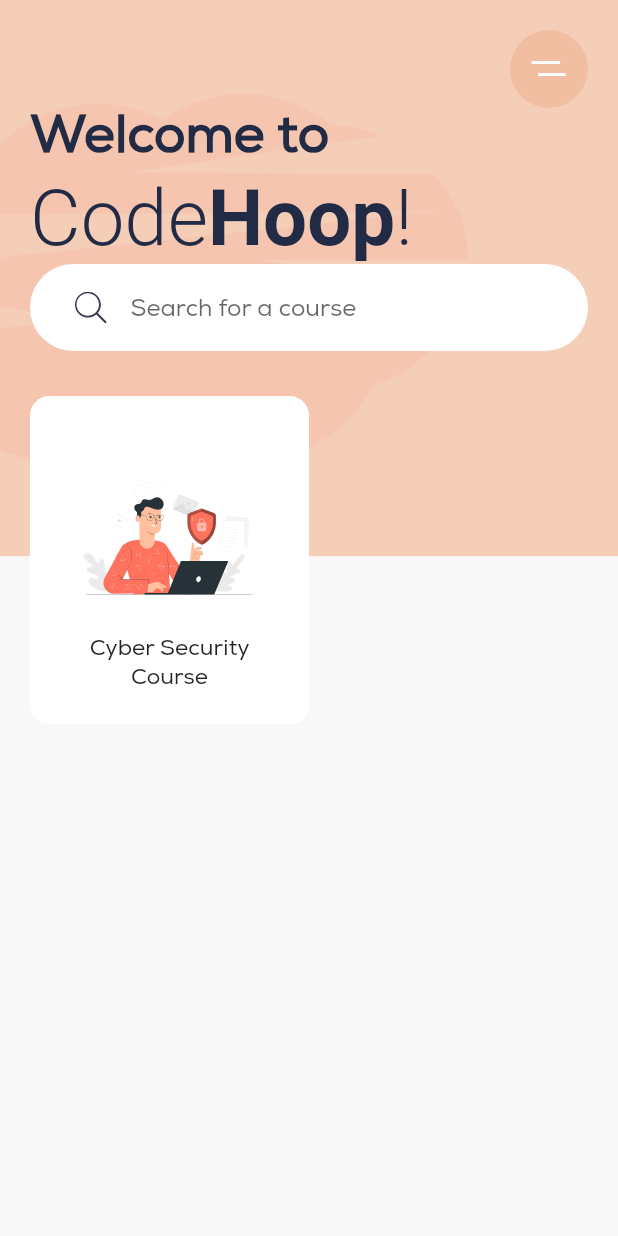
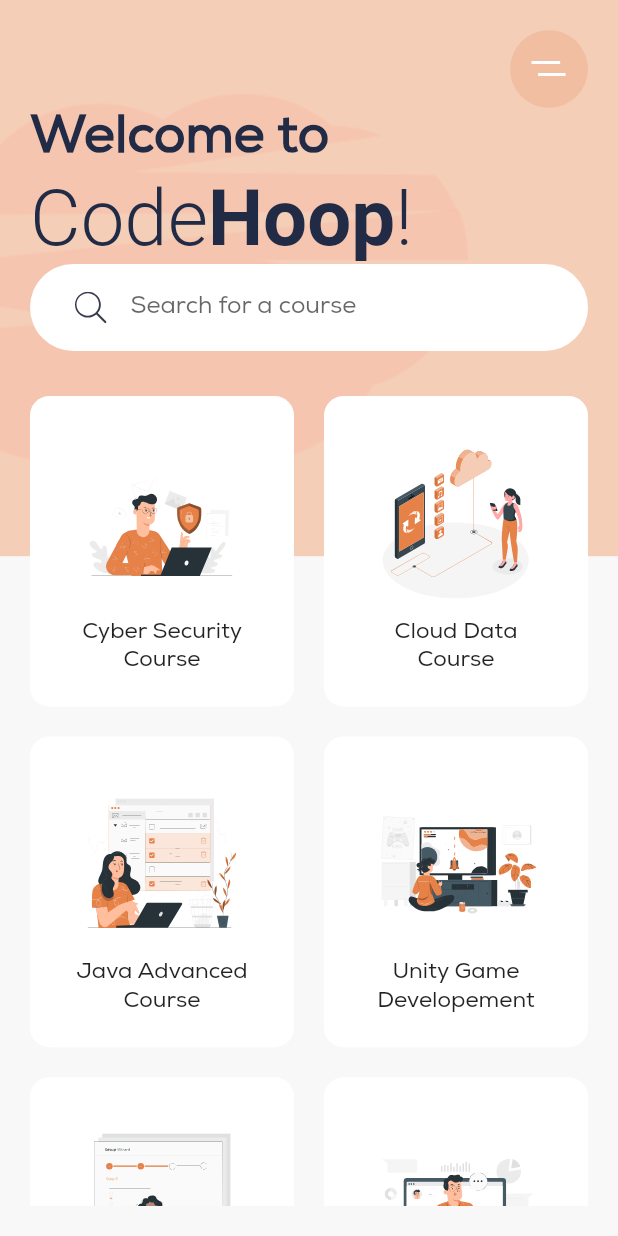
Before and after one commit to gabrieltintarescu/code-hoop, a Flutter app: the screen it shows after launch, on a phone screen of 412 x 824 dp. Run offline on Flutter 3.47's test engine with Material 2 defaults, Android fonts, the phone set to English and light mode, and no system bars; our stand-ins replace flutter_svg, get.

Commit message:
ADD Course gridview design

```diff
--- a/codehoop_client/lib/pages/home/components/category_card.dart
+++ b/codehoop_client/lib/pages/home/components/category_card.dart
@@ -2,8 +2,12 @@ import 'package:flutter/material.dart';
 import 'package:flutter_svg/svg.dart';
 
 class CategoryCard extends StatelessWidget {
+  final String thumbnailUrl;
+  final String title;
   const CategoryCard({
     Key? key,
+    required this.thumbnailUrl,
+    required this.title,
   }) : super(key: key);
 
   @override
@@ -18,15 +22,15 @@ class CategoryCard extends StatelessWidget {
         children: [
           const Spacer(),
           SvgPicture.asset(
-            'assets/icons/security-illustration.svg',
-            height: 130,
-            width: 130,
+            thumbnailUrl,
+            height: 110,
+            width: 110,
           ),
           const Spacer(),
-          const Text(
-            'Cyber Security Course',
+          Text(
+            title,
             textAlign: TextAlign.center,
-            style: TextStyle(fontSize: 15),
+            style: const TextStyle(fontSize: 15),
           )
         ],
       ),
--- a/codehoop_client/lib/pages/home/home_page.dart
+++ b/codehoop_client/lib/pages/home/home_page.dart
@@ -90,7 +90,7 @@ class HomePage extends StatelessWidget {
                     ),
                     child: TextField(
                       decoration: InputDecoration(
-                        contentPadding: const EdgeInsets.only(top: 5),
+                        contentPadding: const EdgeInsets.only(top: 1),
                         hintText: 'Search for a course',
                         border: InputBorder.none,
                         icon: SvgPicture.asset('assets/icons/search.svg'),
@@ -100,9 +100,40 @@ class HomePage extends StatelessWidget {
                   const SizedBox(height: 30),
                   Expanded(
                     child: GridView.count(
+                      //physics: const NeverScrollableScrollPhysics(),
                       crossAxisCount: 2,
                       childAspectRatio: .85,
-                      children: const [CategoryCard()],
+                      crossAxisSpacing: 20,
+                      mainAxisSpacing: 20,
+                      children: const [
+                        CategoryCard(
+                          thumbnailUrl:
+                              'assets/icons/security-illustration.svg',
+                          title: 'Cyber Security Course',
+                        ),
+                        CategoryCard(
+                          thumbnailUrl: 'assets/icons/cloud-illustration.svg',
+                          title: 'Cloud Data Course',
+                        ),
+                        CategoryCard(
+                          thumbnailUrl:
+                              'assets/icons/computer-illustration.svg',
+                          title: 'Java Advanced Course',
+                        ),
+                        CategoryCard(
+                          thumbnailUrl: 'assets/icons/gaming-illustration.svg',
+                          title: 'Unity Game Developement',
+                        ),
+                        CategoryCard(
+                          thumbnailUrl:
+                              'assets/icons/computer2-illustration.svg',
+                          title: 'Data Structures Course',
+                        ),
+                        CategoryCard(
+                          thumbnailUrl: 'assets/icons/websiteillustration.svg',
+                          title: 'Web Design Course',
+                        ),
+                      ],
                     ),
                   )
                 ],
--- a/codehoop_client/lib/util/constants.dart
+++ b/codehoop_client/lib/util/constants.dart
@@ -8,3 +8,4 @@ const kBlueColor = Color(0xFF817DC0);
 const kShadowColor = Color(0xFFE6E6E6);
 
 const kBannerColor = Color(0xFFF5CEB8);
+const kActiveColor = Color(0xFFE68148);
```
Also changed, not shown: codehoop_client/assets/icons/cloud-illustration.svg (added), codehoop_client/assets/icons/computer-illustration.svg (added), codehoop_client/assets/icons/computer2-illustration.svg (added), codehoop_client/assets/icons/gaming-illustration.svg (added), codehoop_client/assets/icons/security-illustration.svg, codehoop_client/assets/icons/websiteillustration.svg (added).
